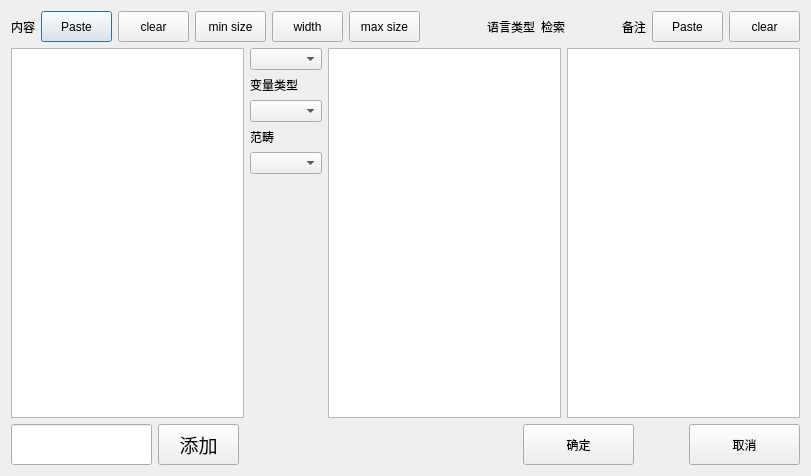
This is auto_c_code/PushDbdialog.ui in yjduoduo/auto_c_code as Qt 5 draws it before an edit. The edited form follows.
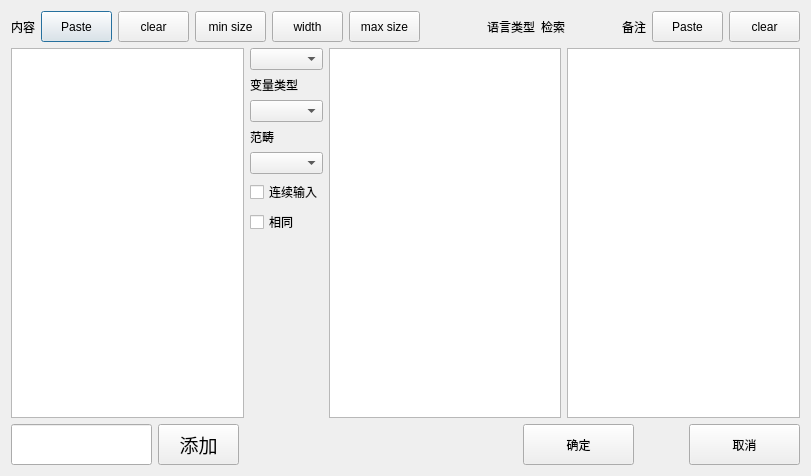
This is the edited form.

What changed in the file:
```diff
--- a/auto_c_code/PushDbdialog.ui
+++ b/auto_c_code/PushDbdialog.ui
@@ -218,6 +218,20 @@
          <item>
           <widget class="QComboBox" name="comboBox_aspect"/>
          </item>
+         <item>
+          <widget class="QCheckBox" name="checkBox">
+           <property name="text">
+            <string>连续输入</string>
+           </property>
+          </widget>
+         </item>
+         <item>
+          <widget class="QCheckBox" name="checkBox_2">
+           <property name="text">
+            <string>相同</string>
+           </property>
+          </widget>
+         </item>
          <item>
           <spacer name="verticalSpacer_2">
            <property name="orientation">
```
